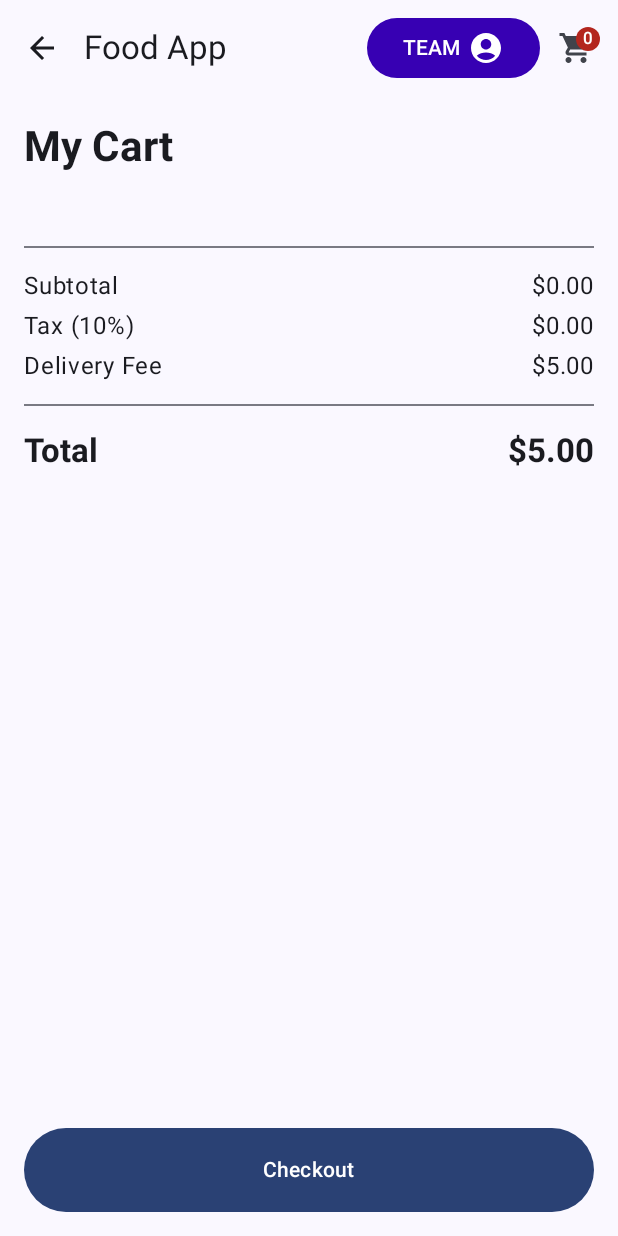
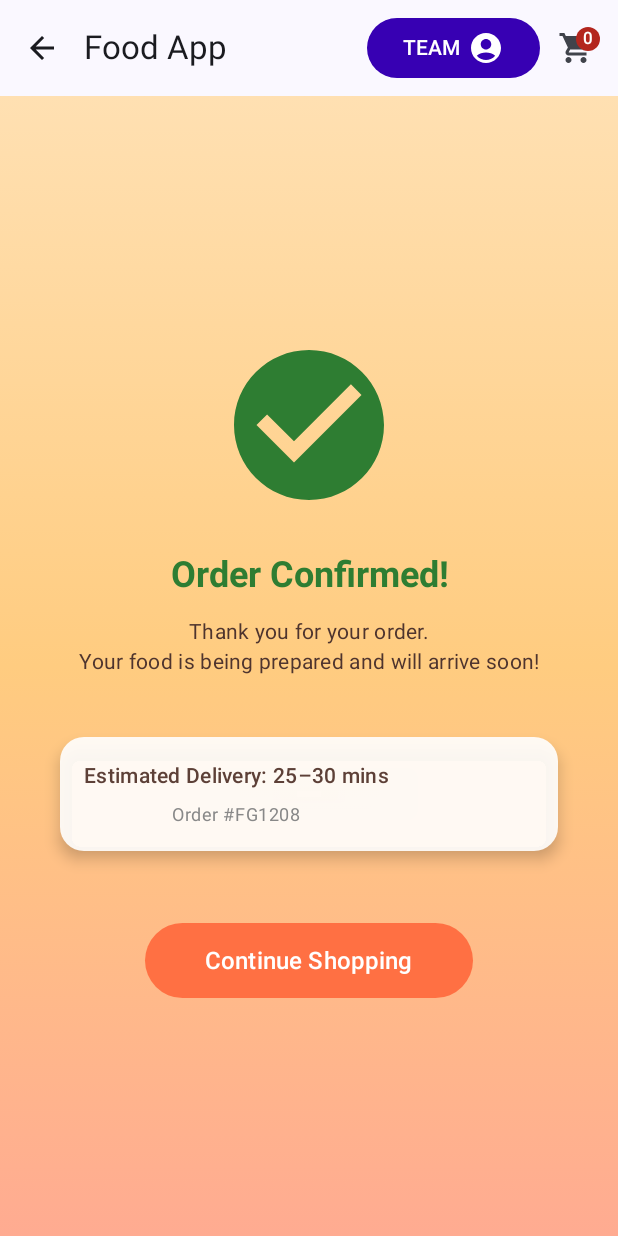
Before and after one commit to ORCUSio/foodHonour, an Android app built with Jetpack Compose: the CheckoutScreen screen opened through its navigation route, after a tap on "Checkout", on a phone screen of 412 x 824 dp. Run offline under Robolectric (Android 15) with nearby library versions, the phone set to English and light mode, and no system bars; pictures from the network do not load.

Commit message:
order confirmed

```diff
--- a/app/src/main/java/com/example/group9/MainActivity.kt
+++ b/app/src/main/java/com/example/group9/MainActivity.kt
@@ -31,6 +31,7 @@ import com.example.group9.model.DataProvider
 import com.example.group9.ui.screens.CheckoutScreen
 import com.example.group9.ui.screens.HomeScreen
 import com.example.group9.ui.screens.ItemDetailScreen
+import com.example.group9.ui.screens.OrderConfirmedScreen
 import com.example.group9.ui.screens.TeamScreen
 import com.example.group9.ui.theme.Group9Theme
 
@@ -107,11 +108,20 @@ fun FoodDeliveryApp() {
                 }
             }
             composable("checkout") {
-                CheckoutScreen()
+                CheckoutScreen(navController = navController)
             }
             composable("team") {
                 TeamScreen()
             }
+            composable("orderConfirmed") {
+                OrderConfirmedScreen(onContinueShopping = {
+                    navController.navigate("home") {
+                        popUpTo("home") {
+                            inclusive = true
+                        }
+                    }
+                })
+            }
         }
     }
 }
--- a/app/src/main/java/com/example/group9/ui/screens/CheckoutScreen.kt
+++ b/app/src/main/java/com/example/group9/ui/screens/CheckoutScreen.kt
@@ -16,12 +16,14 @@ import androidx.compose.ui.layout.ContentScale
 import androidx.compose.ui.text.font.FontWeight
 import androidx.compose.ui.tooling.preview.Preview
 import androidx.compose.ui.unit.dp
+import androidx.navigation.NavController
+import androidx.navigation.compose.rememberNavController
 import coil.compose.AsyncImage
 import com.example.group9.model.CartItem
 import com.example.group9.model.DataProvider
 
 @Composable
-fun CheckoutScreen() {
+fun CheckoutScreen(navController: NavController) {
     val cartItems = DataProvider.cartItems
     val subtotal = cartItems.sumOf { it.foodItem.price * it.quantity }
     val tax = subtotal * 0.1
@@ -60,7 +62,7 @@ fun CheckoutScreen() {
         }
 
         Button(
-            onClick = { /* TODO */ },
+            onClick = { navController.navigate("orderConfirmed") },
             modifier = Modifier
                 .fillMaxWidth()
                 .padding(16.dp)
@@ -144,5 +146,5 @@ fun CheckoutSummary(subtotal: Double, tax: Double, deliveryFee: Double, total: D
 @Preview(showBackground = true)
 @Composable
 fun CheckoutScreenPreview() {
-    CheckoutScreen()
+    CheckoutScreen(navController = rememberNavController())
 }
--- /dev/null
+++ b/app/src/main/java/com/example/group9/ui/screens/OrderConfirmedScreen.kt
@@ -0,0 +1,127 @@
+package com.example.group9.ui.screens
+
+import androidx.compose.foundation.Image
+import androidx.compose.foundation.background
+import androidx.compose.foundation.layout.*
+import androidx.compose.foundation.shape.RoundedCornerShape
+import androidx.compose.material.icons.Icons
+import androidx.compose.material.icons.filled.CheckCircle
+import androidx.compose.material3.*
+import androidx.compose.runtime.Composable
+import androidx.compose.ui.Alignment
+import androidx.compose.ui.Modifier
+import androidx.compose.ui.graphics.Brush
+import androidx.compose.ui.graphics.Color
+import androidx.compose.ui.res.painterResource
+import androidx.compose.ui.text.font.FontWeight
+import androidx.compose.ui.text.style.TextAlign
+import androidx.compose.ui.unit.dp
+import androidx.compose.ui.unit.sp
+import com.example.group9.R
+
+@Composable
+fun OrderConfirmedScreen(
+    onContinueShopping: () -> Unit = {}
+) {
+    // Gradient background for vibrance
+    val gradient = Brush.verticalGradient(
+        colors = listOf(
+            Color(0xFFFFE0B2),  // soft pastel orange
+            Color(0xFFFFCC80),  // light coral
+            Color(0xFFFFAB91)   // warm peach
+        )
+    )
+
+    Box(
+        modifier = Modifier
+            .fillMaxSize()
+            .background(brush = gradient),
+        contentAlignment = Alignment.Center
+    ) {
+        Column(
+            horizontalAlignment = Alignment.CenterHorizontally,
+            verticalArrangement = Arrangement.Center,
+            modifier = Modifier
+                .fillMaxWidth()
+                .padding(24.dp)
+        ) {
+            // ✅ Animated success icon (or static vector)
+            Icon(
+                imageVector = Icons.Default.CheckCircle,
+                contentDescription = "Order Confirmed",
+                tint = Color(0xFF2E7D32), // Green success color
+                modifier = Modifier.size(120.dp)
+            )
+
+            Spacer(modifier = Modifier.height(24.dp))
+
+            Text(
+                text = "Order Confirmed!",
+                style = MaterialTheme.typography.headlineSmall.copy(
+                    fontWeight = FontWeight.Bold
+                ),
+                color = Color(0xFF2E7D32),
+                textAlign = TextAlign.Center
+            )
+
+            Spacer(modifier = Modifier.height(12.dp))
+
+            Text(
+                text = "Thank you for your order.\nYour food is being prepared and will arrive soon!",
+                style = MaterialTheme.typography.bodyMedium,
+                textAlign = TextAlign.Center,
+                color = Color(0xFF4E342E)
+            )
+
+            Spacer(modifier = Modifier.height(40.dp))
+
+            // 🍔 Order summary card (optional)
+            Card(
+                shape = RoundedCornerShape(16.dp),
+                colors = CardDefaults.cardColors(containerColor = Color.White.copy(alpha = 0.9f)),
+                elevation = CardDefaults.cardElevation(6.dp),
+                modifier = Modifier
+                    .fillMaxWidth()
+                    .padding(horizontal = 16.dp)
+            ) {
+                Column(
+                    modifier = Modifier
+                        .padding(16.dp),
+                    horizontalAlignment = Alignment.CenterHorizontally
+                ) {
+                    Text(
+                        text = "Estimated Delivery: 25–30 mins",
+                        style = MaterialTheme.typography.bodyMedium.copy(fontWeight = FontWeight.SemiBold),
+                        color = Color(0xFF5D4037)
+                    )
+                    Spacer(modifier = Modifier.height(8.dp))
+                    Text(
+                        text = "Order #FG1208",
+                        style = MaterialTheme.typography.bodySmall,
+                        color = Color.Gray
+                    )
+                }
+            }
+
+            Spacer(modifier = Modifier.height(48.dp))
+
+            // 🔘 Continue button
+            Button(
+                onClick = onContinueShopping,
+                colors = ButtonDefaults.buttonColors(
+                    containerColor = Color(0xFFFF7043)
+                ),
+                shape = RoundedCornerShape(50),
+                modifier = Modifier
+                    .fillMaxWidth(0.6f)
+                    .height(50.dp)
+            ) {
+                Text(
+                    text = "Continue Shopping",
+                    fontSize = 16.sp,
+                    fontWeight = FontWeight.SemiBold
+                )
+            }
+        }
+    }
+}
```
Also changed, not shown: 1 other file.
